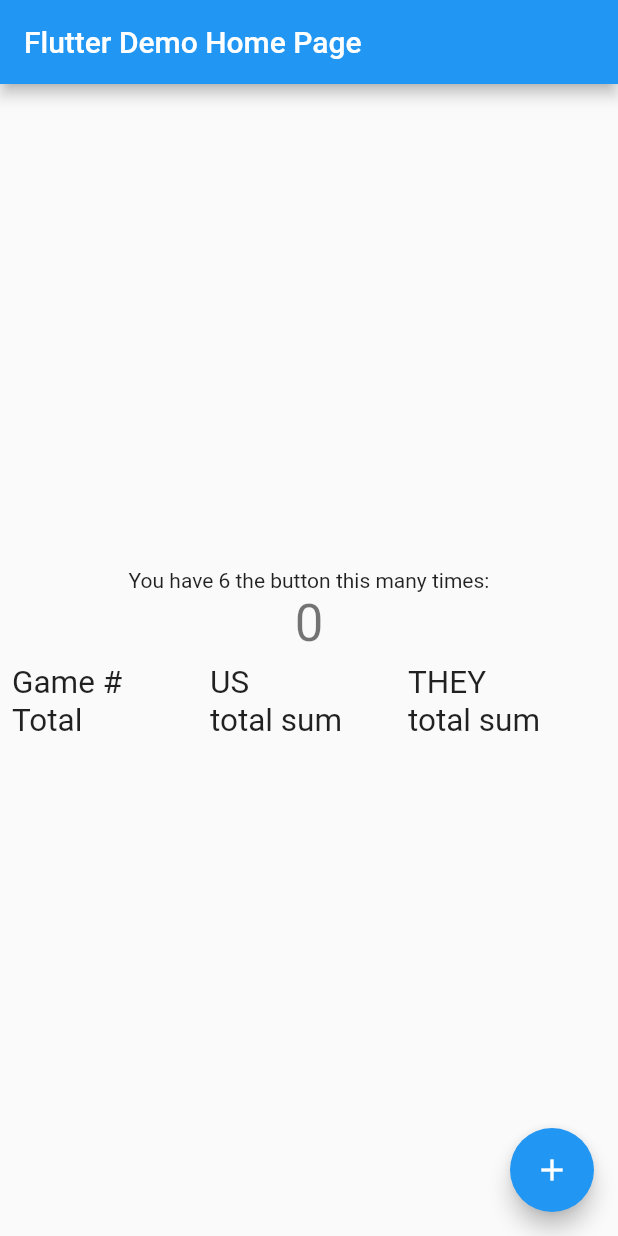
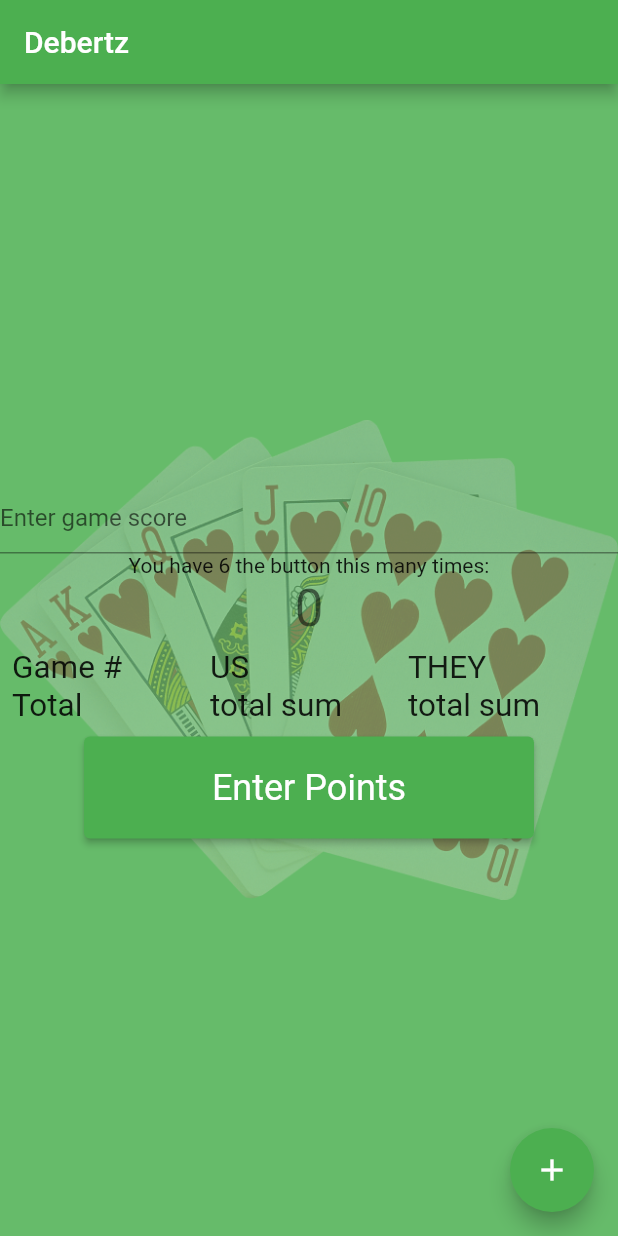
Before and after one commit to R1sus/debertz-app, a Flutter app: the screen it shows after launch, on a phone screen of 412 x 824 dp. Run offline on Flutter 3.47's test engine with Material 2 defaults, Android fonts, the phone set to English and light mode, and no system bars.

Commit message:
Add bg image and started working on the state

```diff
--- a/lib/main.dart
+++ b/lib/main.dart
@@ -1,7 +1,33 @@
 import 'package:flutter/material.dart';
+
+
+// Games = Game[]
+// CurrentGame = Game;
+// type Game = {
+//    gameType: number;
+//    usScore: number;
+//    theyScore: number;
+// }
 
 void main() {
   runApp(const MyApp());
+}
+
+class BaseLayout extends StatelessWidget{
+  @override
+  Widget build(BuildContext context){
+    return Scaffold(
+      body: Container(
+        decoration: const BoxDecoration(
+          image: DecorationImage(
+            image: AssetImage("/images/bg.jpg"),
+            fit: BoxFit.cover,
+          ),
+        ),
+        child: null /* add child content here */,
+      ),
+    );
+  }
 }
 
 class MyApp extends StatelessWidget {
@@ -22,9 +48,14 @@
         // or simply save your changes to "hot reload" in a Flutter IDE).
         // Notice that the counter didn't reset back to zero; the application
         // is not restarted.
-        primarySwatch: Colors.blue,
+        primarySwatch: Colors.green, //TODO: change to #14A83D
+        scaffoldBackgroundColor: Colors.green[400],
+        buttonTheme: const ButtonThemeData(
+          buttonColor: Colors.deepPurple,     //  <-- dark color
+          textTheme: ButtonTextTheme.primary, //  <-- this auto selects the right color
+        ),
       ),
-      home: const MyHomePage(title: 'Flutter Demo Home Page'),
+      home: const MyHomePage(title: 'Debertz'),
     );
   }
 }
@@ -47,8 +78,31 @@
   State<MyHomePage> createState() => _MyHomePageState();
 }
 
+class Game {
+  int gameType;
+  int usScore;
+  int theyScore;
+
+  Game({this.gameType = 162, this.usScore = 0, this.theyScore = 0});
+}
+
 class _MyHomePageState extends State<MyHomePage> {
   int _counter = 0;
+  // List<Game> _gamesArr = [];
+  final currentGame = Game();
+
+
+  void _currentGameChange() {
+    setState(() {
+      // currentGame =
+    });
+  }
+
+  void _addGame(game) {
+    setState(() {
+      // _gamesArr = _gamesArr.push(game);
+    });
+  }
 
   void _incrementCounter() {
     setState(() {
@@ -75,7 +129,14 @@
         // the App.build method, and use it to set our appbar title.
         title: Text(widget.title),
       ),
-      body: Center(
+      body: Container(
+        decoration: const BoxDecoration(
+          image: DecorationImage(
+            image: AssetImage("images/cards.png"),
+            fit: BoxFit.scaleDown,
+            scale: 0.5,
+          ),
+        ),
         // Center is a layout widget. It takes a single child and positions it
         // in the middle of the parent.
         child: Column(
@@ -95,6 +156,22 @@
           // horizontal).
           mainAxisAlignment: MainAxisAlignment.center,
           children: <Widget>[
+            TextFormField(
+              keyboardType: TextInputType.number,
+              onChanged: (text) {
+                currentGame.gameType = text as int;
+                // print('First text field: $text');
+              },
+              decoration: const InputDecoration(
+                hintText: 'Enter game score',
+              ),
+              validator: (String? value) {
+                if (value == null || value.isEmpty) {
+                  return 'Please enter some text';
+                }
+                return null;
+              },
+            ),
             const Text(
               'You have 6 the button this many times:',
             ),
@@ -125,7 +202,25 @@
                   ),
                 ],
               ),
+            ),
+            Align(
+              alignment: Alignment.bottomCenter,
+              child: SizedBox(
+                width: 300,
+                child: ElevatedButton(
+                  style: ButtonStyle(
+                    // backgroundColor: MaterialStateProperty.all(Colors.white),
+                    padding: MaterialStateProperty.all(const EdgeInsets.all(10)),
+                    textStyle: MaterialStateProperty.all(const TextStyle(fontSize: 24, color: Colors.green))
+                  ),
+                  onPressed: () {},
+                  child: const Padding(
+                    padding: EdgeInsets.all(10.0),
+                    child: Text('Enter Points'),
+                  ),
+                ),
               ),
+            ),
           ],
         ),
       ),
--- a/pubspec.yaml
+++ b/pubspec.yaml
@@ -58,8 +58,8 @@
   uses-material-design: true
 
   # To add assets to your application, add an assets section, like this:
-  # assets:
-  #   - images/a_dot_burr.jpeg
+  assets:
+    - images/
   #   - images/a_dot_ham.jpeg
 
   # An image asset can refer to one or more resolution-specific "variants", see
```
Also changed, not shown: images/bg.jpg (added), images/cards.png (added), 1 other file.
